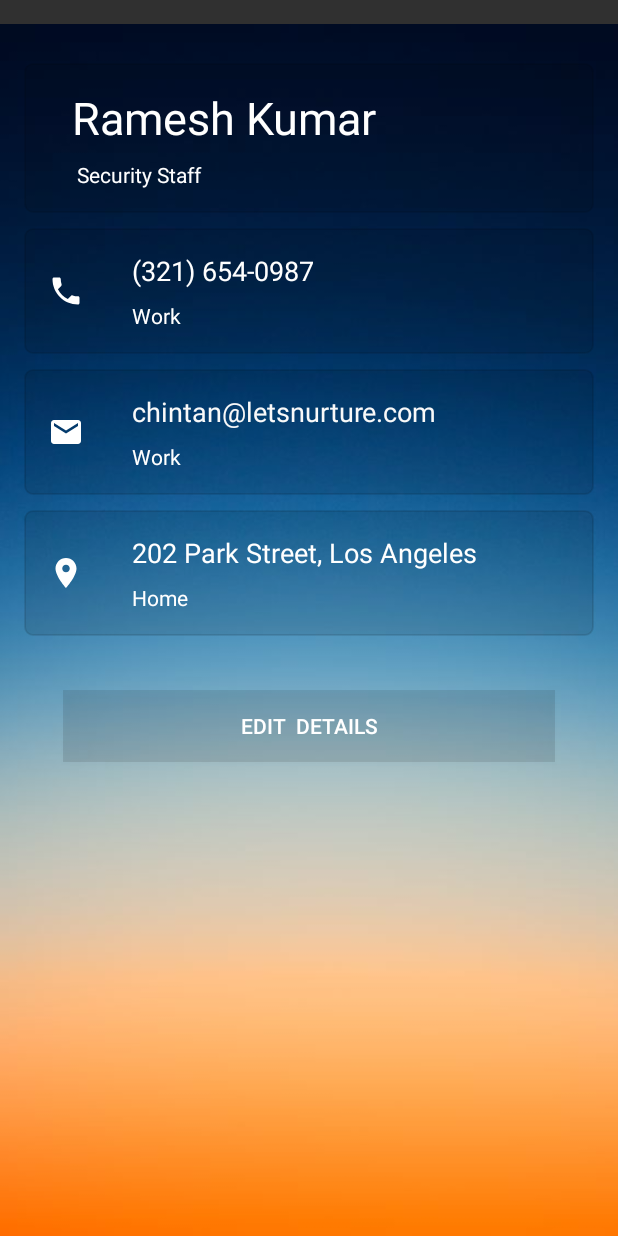
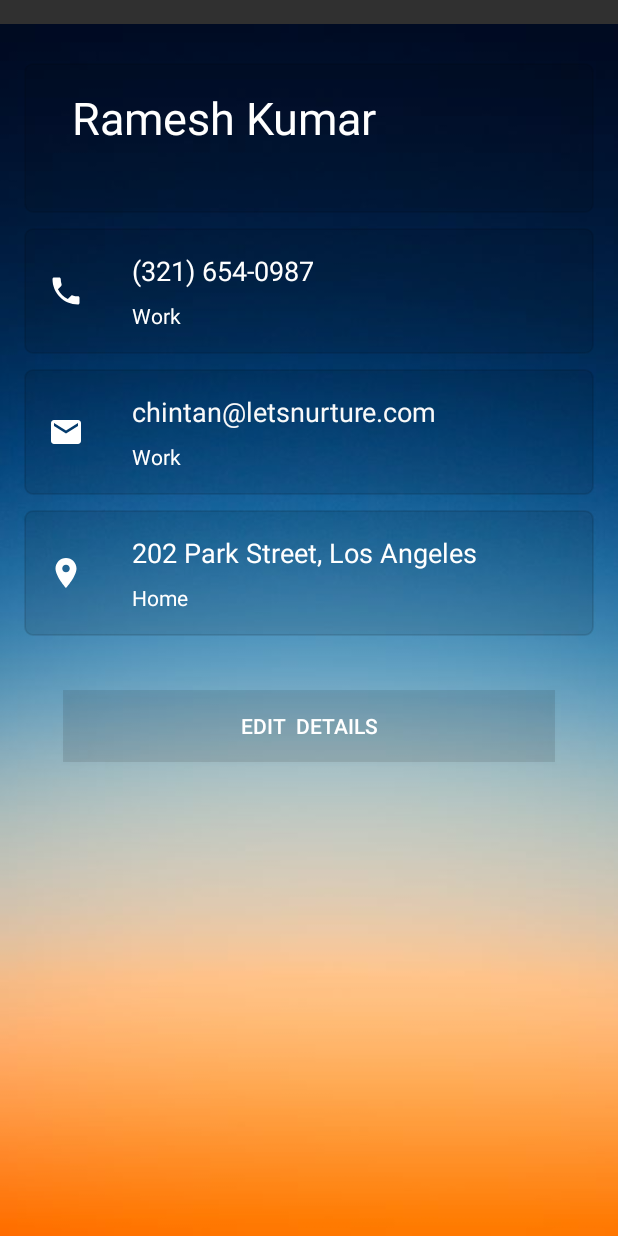
Before and after one commit to tarun14110/Usecure, an Android app: the layout content_profile.xml on its own in the app's theme, with its tools: preview values and no code run, on a phone screen of 412 x 824 dp. Run offline under Robolectric (Android 15) with nearby library versions, the phone set to English and light mode, and no system bars.

Commit message:
added checking loginned user content profile

```diff
--- a/app/src/main/java/com/rocks/mafia/entrancesecurity/ProfileFrag.java
+++ b/app/src/main/java/com/rocks/mafia/entrancesecurity/ProfileFrag.java
@@ -75,10 +75,14 @@ public class ProfileFrag extends Fragment
                              Bundle savedInstanceState)
     {
 
-
         Log.e("Test","FRAAAGGG");
 
         View view = inflater.inflate(R.layout.fragment_profile, container, false);
+        TextView userinfo=(TextView)view.findViewById(R.id.user);
+                SessionManager sm=new SessionManager(getActivity());
+        if(sm.isSecurityLoggedIn())
+                userinfo.setText("Security Staff");
+
         SQLiteHandler handler= new SQLiteHandler(getActivity());
         HashMap<String, String> user =  handler.getUserDetails();
 
--- a/app/src/main/res/layout/content_profile.xml
+++ b/app/src/main/res/layout/content_profile.xml
@@ -42,13 +42,12 @@
                 android:textColor="#ffffff" />
 
             <TextView
-
+                android:id="@+id/user"
                 android:layout_width="wrap_content"
                 android:layout_height="wrap_content"
                 android:layout_below="@id/name"
                 android:layout_marginStart="@dimen/activity_horizontal_margin"
                 android:layout_marginTop="8dp"
-                android:text=" Security Staff "
                 android:textAppearance="@style/TextAppearance.AppCompat.Small"
                 android:textColor="#ffffff" />
 
```
